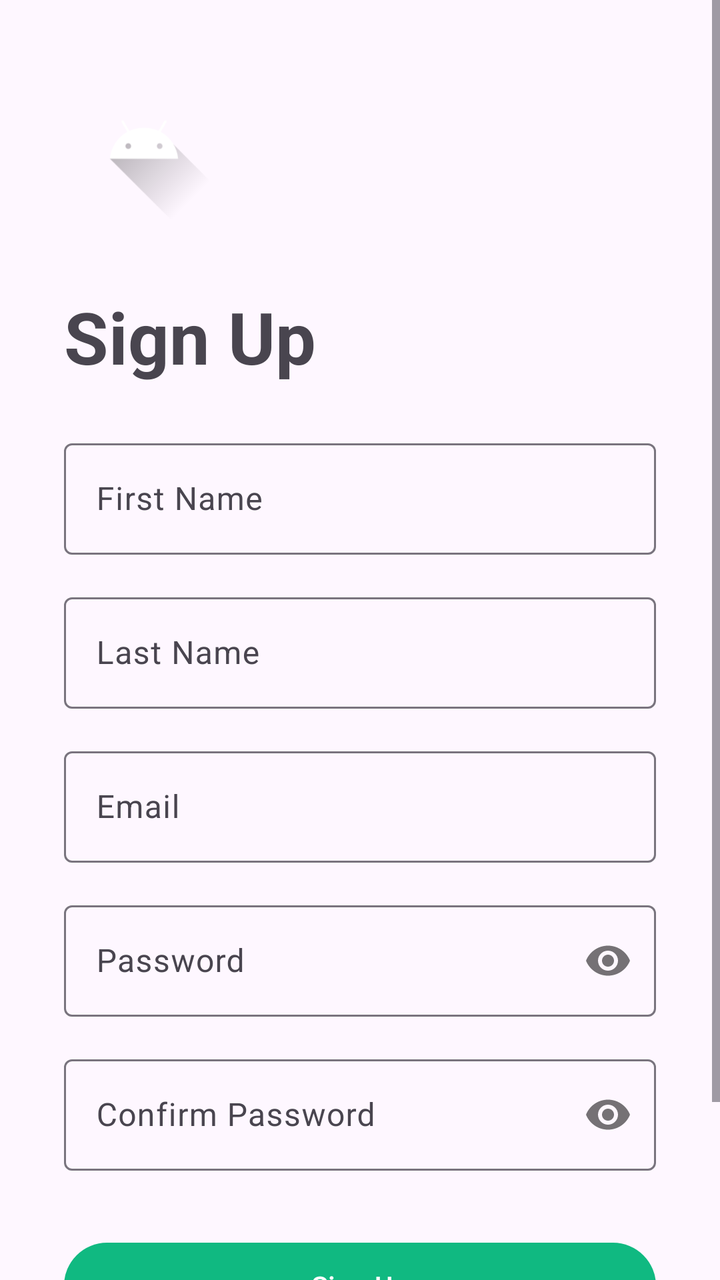
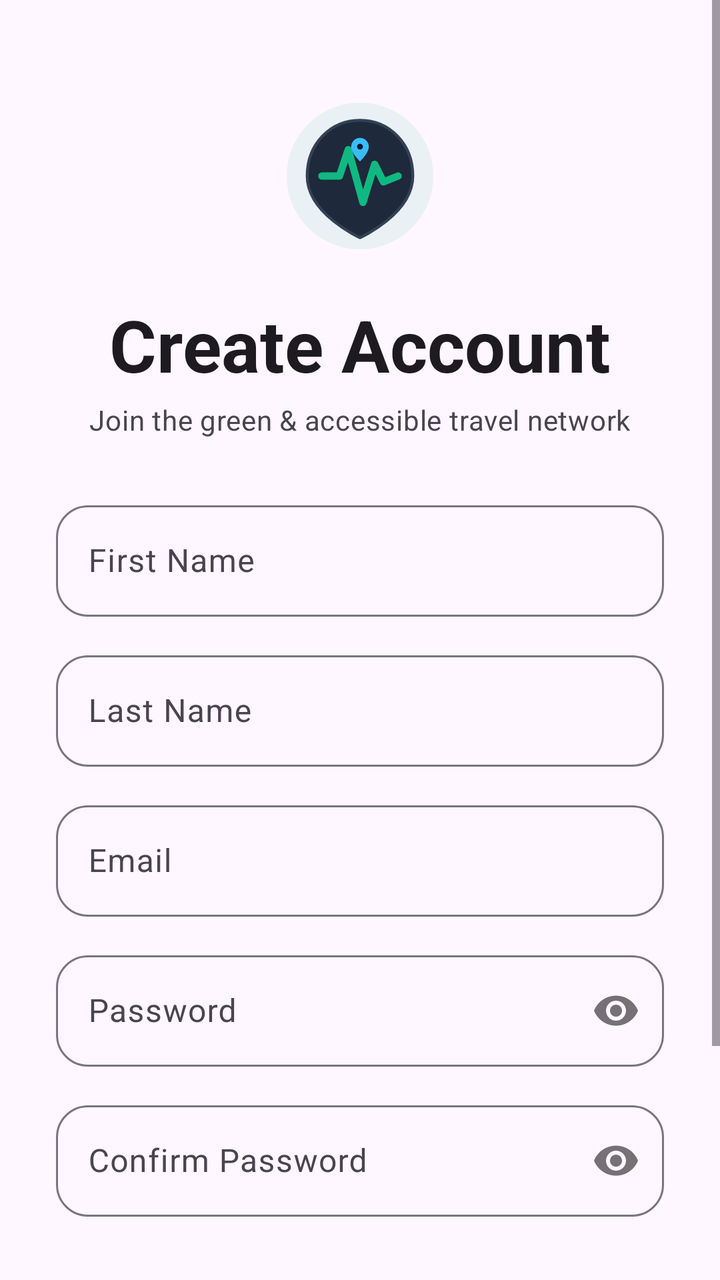

Compare the two renders of this Android layout. The source of the first and the diff that turns it into the second are given below.
<!-- AndroidManifest.xml: application theme Theme.UrbanPulse -->
<!-- res/layout/activity_signup.xml -->
<?xml version="1.0" encoding="utf-8"?>
<ScrollView
    xmlns:android="http://schemas.android.com/apk/res/android"
    xmlns:app="http://schemas.android.com/apk/res-auto"
    xmlns:tools="http://schemas.android.com/tools"
    android:layout_width="match_parent"
    android:layout_height="match_parent"
    android:background="?attr/colorSurface"
    android:fillViewport="true"
    tools:context=".SignUpActivity">

    <androidx.constraintlayout.widget.ConstraintLayout
        android:layout_width="match_parent"
        android:layout_height="wrap_content"
        android:padding="32dp">

        <ImageView
            android:id="@+id/logo"
            android:layout_width="80dp"
            android:layout_height="80dp"
            android:src="@drawable/ic_launcher_foreground"
            app:layout_constraintStart_toStartOf="parent"
            app:layout_constraintTop_toTopOf="parent"
            android:contentDescription="@string/app_name" />

        <TextView
            android:id="@+id/titleTextView"
            android:layout_width="wrap_content"
            android:layout_height="wrap_content"
            android:layout_marginTop="32dp"
            android:text="Sign Up"
            android:textAppearance="@style/TextAppearance.Material3.DisplaySmall"
            android:textStyle="bold"
            app:layout_constraintStart_toStartOf="parent"
            app:layout_constraintTop_toBottomOf="@id/logo" />

        <com.google.android.material.textfield.TextInputLayout
            android:id="@+id/firstNameInputLayout"
            style="@style/Widget.Material3.TextInputLayout.OutlinedBox"
            android:layout_width="0dp"
            android:layout_height="wrap_content"
            android:layout_marginTop="24dp"
            android:hint="First Name"
            app:layout_constraintEnd_toEndOf="parent"
            app:layout_constraintStart_toStartOf="parent"
            app:layout_constraintTop_toBottomOf="@id/titleTextView">

            <com.google.android.material.textfield.TextInputEditText
                android:id="@+id/firstNameEditText"
                android:layout_width="match_parent"
                android:layout_height="wrap_content"
                android:inputType="textPersonName" />

        </com.google.android.material.textfield.TextInputLayout>

        <com.google.android.material.textfield.TextInputLayout
            android:id="@+id/lastNameInputLayout"
            style="@style/Widget.Material3.TextInputLayout.OutlinedBox"
            android:layout_width="0dp"
            android:layout_height="wrap_content"
            android:layout_marginTop="16dp"
            android:hint="Last Name"
            app:layout_constraintEnd_toEndOf="parent"
            app:layout_constraintStart_toStartOf="parent"
            app:layout_constraintTop_toBottomOf="@id/firstNameInputLayout">

            <com.google.android.material.textfield.TextInputEditText
                android:id="@+id/lastNameEditText"
                android:layout_width="match_parent"
                android:layout_height="wrap_content"
                android:inputType="textPersonName" />

        </com.google.android.material.textfield.TextInputLayout>

        <com.google.android.material.textfield.TextInputLayout
            android:id="@+id/emailInputLayout"
            style="@style/Widget.Material3.TextInputLayout.OutlinedBox"
            android:layout_width="0dp"
            android:layout_height="wrap_content"
            android:layout_marginTop="16dp"
            android:hint="Email"
            app:layout_constraintEnd_toEndOf="parent"
            app:layout_constraintStart_toStartOf="parent"
            app:layout_constraintTop_toBottomOf="@id/lastNameInputLayout">

            <com.google.android.material.textfield.TextInputEditText
                android:id="@+id/emailEditText"
                android:layout_width="match_parent"
                android:layout_height="wrap_content"
                android:inputType="textEmailAddress" />

        </com.google.android.material.textfield.TextInputLayout>

        <com.google.android.material.textfield.TextInputLayout
            android:id="@+id/passwordInputLayout"
            style="@style/Widget.Material3.TextInputLayout.OutlinedBox"
            android:layout_width="0dp"
            android:layout_height="wrap_content"
            android:layout_marginTop="16dp"
            android:hint="Password"
            app:layout_constraintEnd_toEndOf="parent"
            app:layout_constraintStart_toStartOf="parent"
            app:layout_constraintTop_toBottomOf="@id/emailInputLayout"
            app:passwordToggleEnabled="true">

            <com.google.android.material.textfield.TextInputEditText
                android:id="@+id/passwordEditText"
                android:layout_width="match_parent"
                android:layout_height="wrap_content"
                android:inputType="textPassword" />

        </com.google.android.material.textfield.TextInputLayout>

        <com.google.android.material.textfield.TextInputLayout
            android:id="@+id/confirmPasswordInputLayout"
            style="@style/Widget.Material3.TextInputLayout.OutlinedBox"
            android:layout_width="0dp"
            android:layout_height="wrap_content"
            android:layout_marginTop="16dp"
            android:hint="Confirm Password"
            app:layout_constraintEnd_toEndOf="parent"
            app:layout_constraintStart_toStartOf="parent"
            app:layout_constraintTop_toBottomOf="@id/passwordInputLayout"
            app:passwordToggleEnabled="true">

            <com.google.android.material.textfield.TextInputEditText
                android:id="@+id/confirmPasswordEditText"
                android:layout_width="match_parent"
                android:layout_height="wrap_content"
                android:inputType="textPassword" />

        </com.google.android.material.textfield.TextInputLayout>

        <com.google.android.material.button.MaterialButton
            android:id="@+id/signUpButton"
            android:layout_width="0dp"
            android:layout_height="wrap_content"
            android:layout_marginTop="32dp"
            android:paddingVertical="12dp"
            android:text="Sign Up"
            app:layout_constraintEnd_toEndOf="parent"
            app:layout_constraintStart_toStartOf="parent"
            app:layout_constraintTop_toBottomOf="@id/confirmPasswordInputLayout" />

        <TextView
            android:id="@+id/loginPromptTextView"
            android:layout_width="wrap_content"
            android:layout_height="wrap_content"
            android:layout_marginTop="24dp"
            android:text="Already have an account? Sign In"
            android:textAppearance="?attr/textAppearanceBodyMedium"
            app:layout_constraintEnd_toEndOf="parent"
            app:layout_constraintStart_toStartOf="parent"
            app:layout_constraintTop_toBottomOf="@id/signUpButton" />

    </androidx.constraintlayout.widget.ConstraintLayout>
</ScrollView>
<!-- resources referenced by this layout -->
<resources>
  <!-- drawable ic_launcher_foreground (drawable) -->
  <vector xmlns:android="http://schemas.android.com/apk/res/android"
      xmlns:aapt="http://schemas.android.com/aapt"
      android:width="108dp"
      android:height="108dp"
      android:viewportWidth="108"
      android:viewportHeight="108">
      <path android:pathData="M31,63.928c0,0 6.4,-11 12.1,-13.1c7.2,-2.6 26,-1.4 26,-1.4l38.1,38.1L107,108.928l-32,-1L31,63.928z">
          <aapt:attr name="android:fillColor">
              <gradient
                  android:endX="85.84757"
                  android:endY="92.4963"
                  android:startX="42.9492"
                  android:startY="49.59793"
                  android:type="linear">
                  <item
                      android:color="#44000000"
                      android:offset="0.0" />
                  <item
                      android:color="#00000000"
                      android:offset="1.0" />
              </gradient>
          </aapt:attr>
      </path>
      <path
          android:fillColor="#FFFFFF"
          android:fillType="nonZero"
          android:pathData="M65.3,45.828l3.8,-6.6c0.2,-0.4 0.1,-0.9 -0.3,-1.1c-0.4,-0.2 -0.9,-0.1 -1.1,0.3l-3.9,6.7c-6.3,-2.8 -13.4,-2.8 -19.7,0l-3.9,-6.7c-0.2,-0.4 -0.7,-0.5 -1.1,-0.3C38.8,38.328 38.7,38.828 38.9,39.228l3.8,6.6C36.2,49.428 31.7,56.028 31,63.928h46C76.3,56.028 71.8,49.428 65.3,45.828zM43.4,57.328c-0.8,0 -1.5,-0.5 -1.8,-1.2c-0.3,-0.7 -0.1,-1.5 0.4,-2.1c0.5,-0.5 1.4,-0.7 2.1,-0.4c0.7,0.3 1.2,1 1.2,1.8C45.3,56.528 44.5,57.328 43.4,57.328L43.4,57.328zM64.6,57.328c-0.8,0 -1.5,-0.5 -1.8,-1.2s-0.1,-1.5 0.4,-2.1c0.5,-0.5 1.4,-0.7 2.1,-0.4c0.7,0.3 1.2,1 1.2,1.8C66.5,56.528 65.6,57.328 64.6,57.328L64.6,57.328z"
          android:strokeWidth="1"
          android:strokeColor="#00000000" />
  </vector>
  <string name="app_name">UrbanPulse</string>
  <style name="Theme.UrbanPulse" parent="Theme.Material3.DayNight.NoActionBar">
          <item name="colorPrimary">@color/primary_green</item>
          <item name="colorSecondary">@color/teal_700</item>
          <item name="android:statusBarColor">?attr/colorSurface</item>
          <item name="android:windowLightStatusBar" tools:targetApi="m">true</item>
      </style>
  <color name="primary_green">#10B981</color>
  <color name="teal_700">#0F766E</color>
</resources>

<!-- the commit's change to res/layout/activity_signup.xml (unified diff, before → after) -->
@@ -9,41 +9,50 @@
     android:fillViewport="true"
     tools:context=".SignUpActivity">
 
-    <androidx.constraintlayout.widget.ConstraintLayout
+    <LinearLayout
         android:layout_width="match_parent"
         android:layout_height="wrap_content"
-        android:padding="32dp">
+        android:orientation="vertical"
+        android:padding="28dp"
+        android:gravity="center_horizontal">
 
         <ImageView
             android:id="@+id/logo"
-            android:layout_width="80dp"
-            android:layout_height="80dp"
-            android:src="@drawable/ic_launcher_foreground"
-            app:layout_constraintStart_toStartOf="parent"
-            app:layout_constraintTop_toTopOf="parent"
+            android:layout_width="88dp"
+            android:layout_height="88dp"
+            android:src="@drawable/ic_urbanpulse_logo"
+            android:layout_marginTop="16dp"
+            android:layout_marginBottom="16dp"
             android:contentDescription="@string/app_name" />
 
         <TextView
             android:id="@+id/titleTextView"
             android:layout_width="wrap_content"
             android:layout_height="wrap_content"
-            android:layout_marginTop="32dp"
-            android:text="Sign Up"
+            android:text="Create Account"
             android:textAppearance="@style/TextAppearance.Material3.DisplaySmall"
             android:textStyle="bold"
-            app:layout_constraintStart_toStartOf="parent"
-            app:layout_constraintTop_toBottomOf="@id/logo" />
+            android:textColor="?attr/colorOnSurface" />
+
+        <TextView
+            android:layout_width="wrap_content"
+            android:layout_height="wrap_content"
+            android:text="Join the green &amp; accessible travel network"
+            android:textAppearance="@style/TextAppearance.Material3.BodyMedium"
+            android:textColor="?attr/colorOnSurfaceVariant"
+            android:layout_marginTop="4dp"
+            android:layout_marginBottom="28dp" />
 
         <com.google.android.material.textfield.TextInputLayout
             android:id="@+id/firstNameInputLayout"
             style="@style/Widget.Material3.TextInputLayout.OutlinedBox"
-            android:layout_width="0dp"
+            android:layout_width="match_parent"
             android:layout_height="wrap_content"
-            android:layout_marginTop="24dp"
             android:hint="First Name"
-            app:layout_constraintEnd_toEndOf="parent"
-            app:layout_constraintStart_toStartOf="parent"
-            app:layout_constraintTop_toBottomOf="@id/titleTextView">
+            app:boxCornerRadiusTopStart="16dp"
+            app:boxCornerRadiusTopEnd="16dp"
+            app:boxCornerRadiusBottomStart="16dp"
+            app:boxCornerRadiusBottomEnd="16dp">
 
             <com.google.android.material.textfield.TextInputEditText
                 android:id="@+id/firstNameEditText"
@@ -56,13 +65,14 @@
         <com.google.android.material.textfield.TextInputLayout
             android:id="@+id/lastNameInputLayout"
             style="@style/Widget.Material3.TextInputLayout.OutlinedBox"
-            android:layout_width="0dp"
+            android:layout_width="match_parent"
             android:layout_height="wrap_content"
-            android:layout_marginTop="16dp"
+            android:layout_marginTop="14dp"
             android:hint="Last Name"
-            app:layout_constraintEnd_toEndOf="parent"
-            app:layout_constraintStart_toStartOf="parent"
-            app:layout_constraintTop_toBottomOf="@id/firstNameInputLayout">
+            app:boxCornerRadiusTopStart="16dp"
+            app:boxCornerRadiusTopEnd="16dp"
+            app:boxCornerRadiusBottomStart="16dp"
+            app:boxCornerRadiusBottomEnd="16dp">
 
             <com.google.android.material.textfield.TextInputEditText
                 android:id="@+id/lastNameEditText"
@@ -75,13 +85,14 @@
         <com.google.android.material.textfield.TextInputLayout
             android:id="@+id/emailInputLayout"
             style="@style/Widget.Material3.TextInputLayout.OutlinedBox"
-            android:layout_width="0dp"
+            android:layout_width="match_parent"
             android:layout_height="wrap_content"
-            android:layout_marginTop="16dp"
+            android:layout_marginTop="14dp"
             android:hint="Email"
-            app:layout_constraintEnd_toEndOf="parent"
-            app:layout_constraintStart_toStartOf="parent"
-            app:layout_constraintTop_toBottomOf="@id/lastNameInputLayout">
+            app:boxCornerRadiusTopStart="16dp"
+            app:boxCornerRadiusTopEnd="16dp"
+            app:boxCornerRadiusBottomStart="16dp"
+            app:boxCornerRadiusBottomEnd="16dp">
 
             <com.google.android.material.textfield.TextInputEditText
                 android:id="@+id/emailEditText"
@@ -94,13 +105,14 @@
         <com.google.android.material.textfield.TextInputLayout
             android:id="@+id/passwordInputLayout"
             style="@style/Widget.Material3.TextInputLayout.OutlinedBox"
-            android:layout_width="0dp"
+            android:layout_width="match_parent"
             android:layout_height="wrap_content"
-            android:layout_marginTop="16dp"
+            android:layout_marginTop="14dp"
             android:hint="Password"
-            app:layout_constraintEnd_toEndOf="parent"
-            app:layout_constraintStart_toStartOf="parent"
-            app:layout_constraintTop_toBottomOf="@id/emailInputLayout"
+            app:boxCornerRadiusTopStart="16dp"
+            app:boxCornerRadiusTopEnd="16dp"
+            app:boxCornerRadiusBottomStart="16dp"
+            app:boxCornerRadiusBottomEnd="16dp"
             app:passwordToggleEnabled="true">
 
             <com.google.android.material.textfield.TextInputEditText
@@ -114,13 +126,14 @@
         <com.google.android.material.textfield.TextInputLayout
             android:id="@+id/confirmPasswordInputLayout"
             style="@style/Widget.Material3.TextInputLayout.OutlinedBox"
-            android:layout_width="0dp"
+            android:layout_width="match_parent"
             android:layout_height="wrap_content"
-            android:layout_marginTop="16dp"
+            android:layout_marginTop="14dp"
             android:hint="Confirm Password"
-            app:layout_constraintEnd_toEndOf="parent"
-            app:layout_constraintStart_toStartOf="parent"
-            app:layout_constraintTop_toBottomOf="@id/passwordInputLayout"
+            app:boxCornerRadiusTopStart="16dp"
+            app:boxCornerRadiusTopEnd="16dp"
+            app:boxCornerRadiusBottomStart="16dp"
+            app:boxCornerRadiusBottomEnd="16dp"
             app:passwordToggleEnabled="true">
 
             <com.google.android.material.textfield.TextInputEditText
@@ -133,25 +146,25 @@
 
         <com.google.android.material.button.MaterialButton
             android:id="@+id/signUpButton"
-            android:layout_width="0dp"
-            android:layout_height="wrap_content"
-            android:layout_marginTop="32dp"
-            android:paddingVertical="12dp"
+            android:layout_width="match_parent"
+            android:layout_height="56dp"
+            android:layout_marginTop="28dp"
             android:text="Sign Up"
-            app:layout_constraintEnd_toEndOf="parent"
-            app:layout_constraintStart_toStartOf="parent"
-            app:layout_constraintTop_toBottomOf="@id/confirmPasswordInputLayout" />
+            android:textColor="?attr/colorOnPrimary"
+            android:textStyle="bold"
+            app:backgroundTint="?attr/colorPrimary"
+            app:cornerRadius="20dp"
+            style="@style/Widget.Material3.Button" />
 
         <TextView
             android:id="@+id/loginPromptTextView"
             android:layout_width="wrap_content"
             android:layout_height="wrap_content"
-            android:layout_marginTop="24dp"
+            android:layout_marginTop="20dp"
+            android:layout_marginBottom="24dp"
             android:text="Already have an account? Sign In"
             android:textAppearance="?attr/textAppearanceBodyMedium"
-            app:layout_constraintEnd_toEndOf="parent"
-            app:layout_constraintStart_toStartOf="parent"
-            app:layout_constraintTop_toBottomOf="@id/signUpButton" />
+            android:textColor="?attr/colorOnSurfaceVariant" />
 
-    </androidx.constraintlayout.widget.ConstraintLayout>
+    </LinearLayout>
 </ScrollView>
<!-- resource entries referenced after the edit -->
@@ -1,35 +1,42 @@
 <!-- resources referenced by this layout -->
 <resources>
-  <!-- drawable ic_launcher_foreground (drawable) -->
+  <!-- drawable ic_urbanpulse_logo (drawable) -->
   <vector xmlns:android="http://schemas.android.com/apk/res/android"
-      xmlns:aapt="http://schemas.android.com/aapt"
-      android:width="108dp"
-      android:height="108dp"
-      android:viewportWidth="108"
-      android:viewportHeight="108">
-      <path android:pathData="M31,63.928c0,0 6.4,-11 12.1,-13.1c7.2,-2.6 26,-1.4 26,-1.4l38.1,38.1L107,108.928l-32,-1L31,63.928z">
-          <aapt:attr name="android:fillColor">
-              <gradient
-                  android:endX="85.84757"
-                  android:endY="92.4963"
-                  android:startX="42.9492"
-                  android:startY="49.59793"
-                  android:type="linear">
-                  <item
-                      android:color="#44000000"
-                      android:offset="0.0" />
-                  <item
-                      android:color="#00000000"
-                      android:offset="1.0" />
-              </gradient>
-          </aapt:attr>
-      </path>
+      android:width="120dp"
+      android:height="120dp"
+      android:viewportWidth="120"
+      android:viewportHeight="120">
+  
+      
       <path
-          android:fillColor="#FFFFFF"
-          android:fillType="nonZero"
-          android:pathData="M65.3,45.828l3.8,-6.6c0.2,-0.4 0.1,-0.9 -0.3,-1.1c-0.4,-0.2 -0.9,-0.1 -1.1,0.3l-3.9,6.7c-6.3,-2.8 -13.4,-2.8 -19.7,0l-3.9,-6.7c-0.2,-0.4 -0.7,-0.5 -1.1,-0.3C38.8,38.328 38.7,38.828 38.9,39.228l3.8,6.6C36.2,49.428 31.7,56.028 31,63.928h46C76.3,56.028 71.8,49.428 65.3,45.828zM43.4,57.328c-0.8,0 -1.5,-0.5 -1.8,-1.2c-0.3,-0.7 -0.1,-1.5 0.4,-2.1c0.5,-0.5 1.4,-0.7 2.1,-0.4c0.7,0.3 1.2,1 1.2,1.8C45.3,56.528 44.5,57.328 43.4,57.328L43.4,57.328zM64.6,57.328c-0.8,0 -1.5,-0.5 -1.8,-1.2s-0.1,-1.5 0.4,-2.1c0.5,-0.5 1.4,-0.7 2.1,-0.4c0.7,0.3 1.2,1 1.2,1.8C66.5,56.528 65.6,57.328 64.6,57.328L64.6,57.328z"
-          android:strokeWidth="1"
-          android:strokeColor="#00000000" />
+          android:fillColor="#1510B981"
+          android:pathData="M60,10 C87.61,10 110,32.39 110,60 C110,87.61 87.61,110 60,110 C32.39,110 10,87.61 10,60 C10,32.39 32.39,10 60,10 Z" />
+  
+      
+      <path
+          android:fillColor="#1E293B"
+          android:strokeColor="#334155"
+          android:strokeWidth="2"
+          android:pathData="M60,22 C80,22 96,38 96,60 C96,86 60,102 60,102 C60,102 24,86 24,60 C24,38 40,22 60,22 Z" />
+  
+      
+      <path
+          android:fillColor="#00000000"
+          android:strokeColor="#10B981"
+          android:strokeWidth="5"
+          android:strokeLineCap="round"
+          android:strokeLineJoin="round"
+          android:pathData="M34,60 L46,60 L52,42 L62,78 L70,52 L76,64 L86,60" />
+  
+      
+      <path
+          android:fillColor="#38BDF8"
+          android:pathData="M60,34 C63.3,34 66,36.7 66,40 C66,44.5 60,50 60,50 C60,50 54,44.5 54,40 C54,36.7 56.7,34 60,34 Z" />
+  
+      <path
+          android:fillColor="#0F172A"
+          android:pathData="M60,38 C61.1,38 62,38.9 62,40 C62,41.1 61.1,42 60,42 C58.9,42 58,41.1 58,40 C58,38.9 58.9,38 60,38 Z" />
+  
   </vector>
   <string name="app_name">UrbanPulse</string>
   <style name="Theme.UrbanPulse" parent="Theme.Material3.DayNight.NoActionBar">
